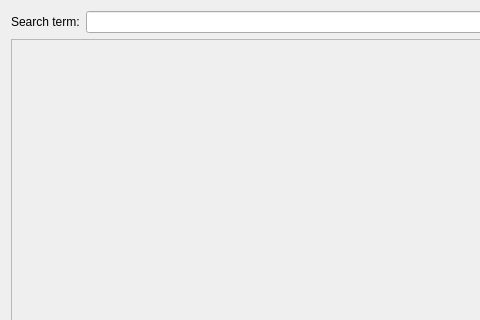
razor85/FenrirScreenshotManager, file ui/results.ui: the form before one commit; both pictures show x 0 to 480 and y 0 to 320 of the 1187 by 753 pixel window.
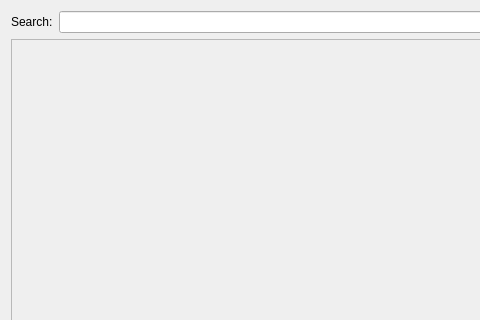
The form after the commit.

```diff
--- a/ui/results.ui
+++ b/ui/results.ui
@@ -19,7 +19,7 @@
      <item>
       <widget class="QLabel" name="label">
        <property name="text">
-        <string>Search term:</string>
+        <string>Search:</string>
        </property>
       </widget>
      </item>
```
Left out of the diff: 3 changed lines with no effect on the pictures.
